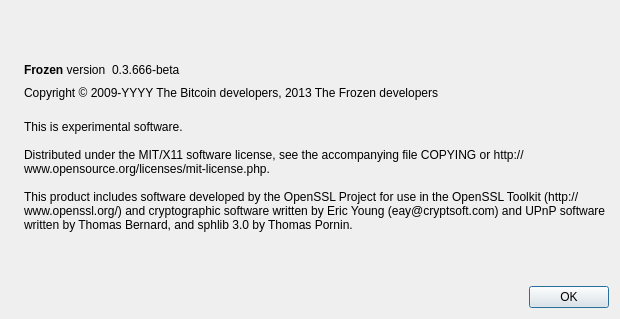
fzcoin/frozencoin, file src/qt/forms/aboutdialog.ui: the form before one commit.
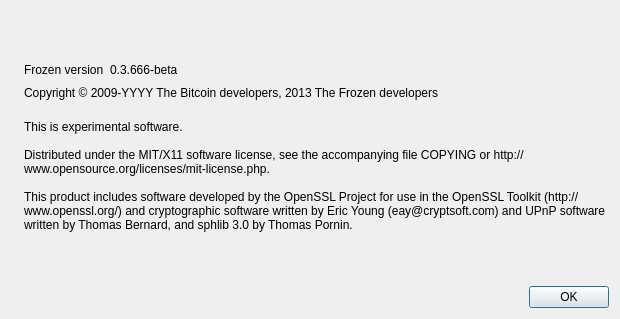
The form after the commit. Icons and pictures are not drawn.

```diff
--- a/src/qt/forms/aboutdialog.ui
+++ b/src/qt/forms/aboutdialog.ui
@@ -50,7 +50,7 @@
           <cursorShape>IBeamCursor</cursorShape>
          </property>
          <property name="text">
-          <string>&lt;html&gt;&lt;head/&gt;&lt;body&gt;&lt;p&gt;&lt;span style=&quot; font-weight:600;&quot;&gt;Frozen&lt;/span&gt; version&lt;/p&gt;&lt;/body&gt;&lt;/html&gt;</string>
+          <string>Frozen version</string>
          </property>
          <property name="textInteractionFlags">
           <set>Qt::LinksAccessibleByMouse|Qt::TextSelectableByKeyboard|Qt::TextSelectableByMouse</set>
```
